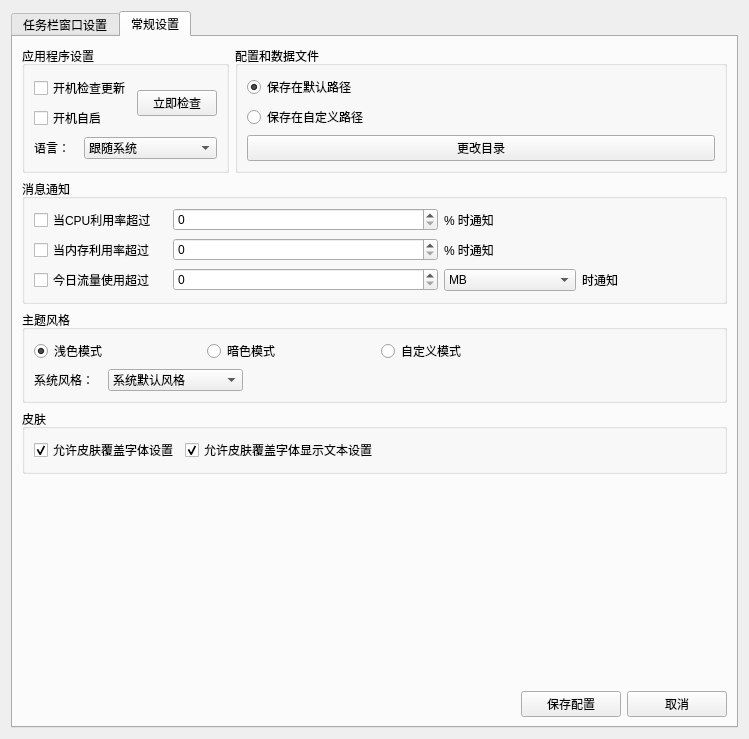
Above: dde-dock-plugin/WinDdeDockSetting.ui from XMuli/NetSpeed before the change. Below: the same form after it.
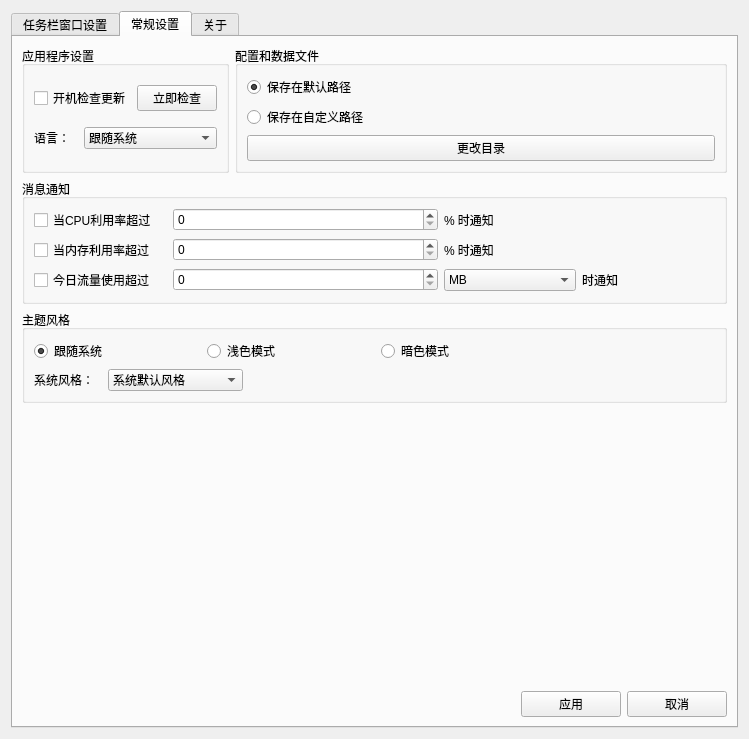
That is the form after the change. The open tabs and pages were chosen to show the change.

Commit message: feat: Modifying UI Controls

```diff
--- a/dde-dock-plugin/WinDdeDockSetting.ui
+++ b/dde-dock-plugin/WinDdeDockSetting.ui
@@ -624,13 +624,6 @@
                   </property>
                  </widget>
                 </item>
-                <item>
-                 <widget class="QCheckBox" name="checkBox_23">
-                  <property name="text">
-                   <string>开机自启</string>
-                  </property>
-                 </widget>
-                </item>
                </layout>
               </item>
               <item>
@@ -798,7 +791,17 @@
           <item>
            <layout class="QHBoxLayout" name="horizontalLayout_28" stretch="1,1,1,1">
             <item>
-             <widget class="QRadioButton" name="radioButton_12">
+             <widget class="QRadioButton" name="radioButtonSystem">
+              <property name="text">
+               <string>跟随系统</string>
+              </property>
+              <property name="checked">
+               <bool>true</bool>
+              </property>
+             </widget>
+            </item>
+            <item>
+             <widget class="QRadioButton" name="radioButtonLight">
               <property name="text">
                <string>浅色模式</string>
               </property>
@@ -806,7 +809,7 @@
                <bool>true</bool>
               </property>
               <property name="checked">
-               <bool>true</bool>
+               <bool>false</bool>
               </property>
              </widget>
             </item>
@@ -817,13 +820,6 @@
               </property>
              </widget>
             </item>
-            <item>
-             <widget class="QRadioButton" name="radioButton_14">
-              <property name="text">
-               <string>自定义模式</string>
-              </property>
-             </widget>
-            </item>
             <item>
              <spacer name="horizontalSpacer_16">
               <property name="orientation">
@@ -875,48 +871,6 @@
          </layout>
         </widget>
        </item>
-       <item>
-        <widget class="QGroupBox" name="groupBox_16">
-         <property name="title">
-          <string>皮肤</string>
-         </property>
-         <layout class="QHBoxLayout" name="horizontalLayout_26">
-          <item>
-           <widget class="QCheckBox" name="checkBox_24">
-            <property name="text">
-             <string>允许皮肤覆盖字体设置</string>
-            </property>
-            <property name="checked">
-             <bool>true</bool>
-            </property>
-           </widget>
-          </item>
-          <item>
-           <widget class="QCheckBox" name="checkBox_25">
-            <property name="text">
-             <string>允许皮肤覆盖字体显示文本设置</string>
-            </property>
-            <property name="checked">
-             <bool>true</bool>
-            </property>
-           </widget>
-          </item>
-          <item>
-           <spacer name="horizontalSpacer_17">
-            <property name="orientation">
-             <enum>Qt::Horizontal</enum>
-            </property>
-            <property name="sizeHint" stdset="0">
-             <size>
-              <width>40</width>
-              <height>20</height>
-             </size>
-            </property>
-           </spacer>
-          </item>
-         </layout>
-        </widget>
-       </item>
        <item>
         <spacer name="verticalSpacer_7">
          <property name="orientation">
@@ -948,7 +902,7 @@
          <item>
           <widget class="QPushButton" name="pushButton_10">
            <property name="text">
-            <string>保存配置</string>
+            <string>应用</string>
            </property>
           </widget>
          </item>
@@ -963,6 +917,11 @@
        </item>
       </layout>
      </widget>
+     <widget class="QWidget" name="tab">
+      <attribute name="title">
+       <string>关于</string>
+      </attribute>
+     </widget>
     </widget>
    </item>
   </layout>
```
Left out of the diff: 20 changed lines with no effect on the pictures. The commit also changes 2 other files.
